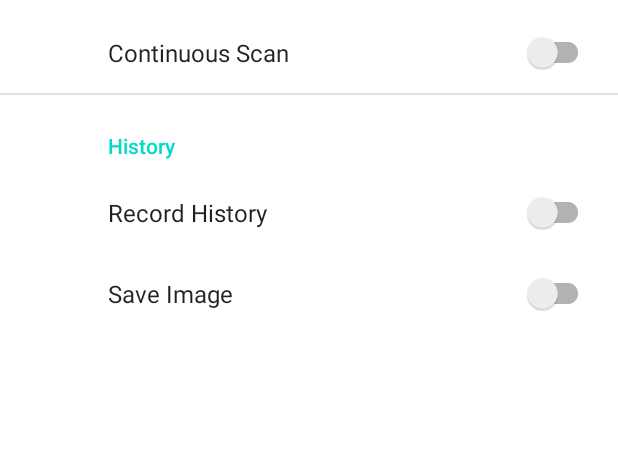
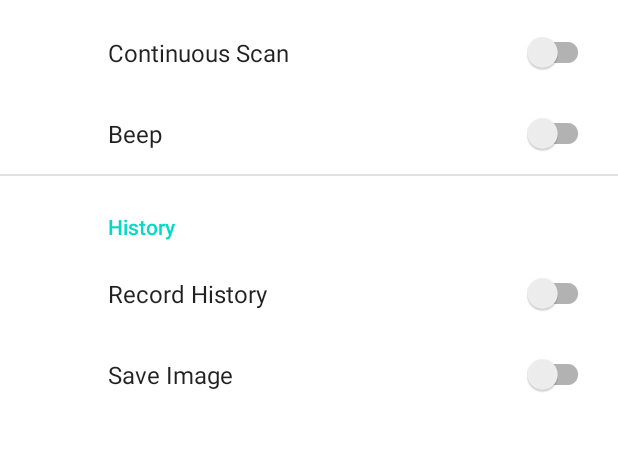
Before and after one commit to xulihang/dynamsoft-samples, an Android app: the SettingsActivity screen opened directly, with no data from a screen before it, on a phone screen of 412 x 824 dp, the part 149-600 px from its top. Run offline under Robolectric (Android 15) with nearby library versions, the phone set to English and light mode, and no system bars; our stand-ins replace androidx.preference.

Commit message:
add play beep; update kotlin in gradle

```diff
--- a/dbr/Android/CameraX/app/build.gradle
+++ b/dbr/Android/CameraX/app/build.gradle
@@ -1,5 +1,6 @@
 plugins {
     id 'com.android.application'
+    id 'kotlin-android'
 }
 
 android {
@@ -31,6 +32,7 @@ android {
 dependencies {
     implementation(name: 'DynamsoftBarcodeReaderAndroid', ext: 'aar')
     implementation 'androidx.preference:preference:1.1.1'
+    implementation "org.jetbrains.kotlin:kotlin-stdlib:$kotlin_version"
     def camerax_version = "1.0.0-beta07"
     // CameraX core library using camera2 implementation
         implementation "androidx.camera:camera-camera2:$camerax_version"
--- a/dbr/Android/CameraX/app/src/main/res/values/strings.xml
+++ b/dbr/Android/CameraX/app/src/main/res/values/strings.xml
@@ -8,6 +8,7 @@
 
     <!-- Camera Preferences -->
     <string name="continuous_scan">Continuous Scan</string>
+    <string name="beep">Beep</string>
 
     <!-- History Preferences -->
     <string name="record_history">Record History</string>
--- a/dbr/Android/CameraX/app/src/main/res/xml/root_preferences.xml
+++ b/dbr/Android/CameraX/app/src/main/res/xml/root_preferences.xml
@@ -5,6 +5,9 @@
         <SwitchPreferenceCompat
             app:key="continuous"
             app:title="@string/continuous_scan"/>
+        <SwitchPreferenceCompat
+            app:key="beep"
+            app:title="@string/beep"/>
 
     </PreferenceCategory>
 
--- a/dbr/Android/CameraX/build.gradle
+++ b/dbr/Android/CameraX/build.gradle
@@ -1,11 +1,15 @@
 // Top-level build file where you can add configuration options common to all sub-projects/modules.
 buildscript {
+    ext {
+        kotlin_version = '1.3.72'
+    }
     repositories {
         google()
         jcenter()
     }
     dependencies {
         classpath "com.android.tools.build:gradle:4.1.3"
+        classpath "org.jetbrains.kotlin:kotlin-gradle-plugin:$kotlin_version"
 
         // NOTE: Do not place your application dependencies here; they belong
         // in the individual module build.gradle files
```
Also changed, not shown: dbr/Android/CameraX/app/src/main/java/com/dynamsoft/camerax/CameraActivity.java (+11 -1 lines), 1 other file.
